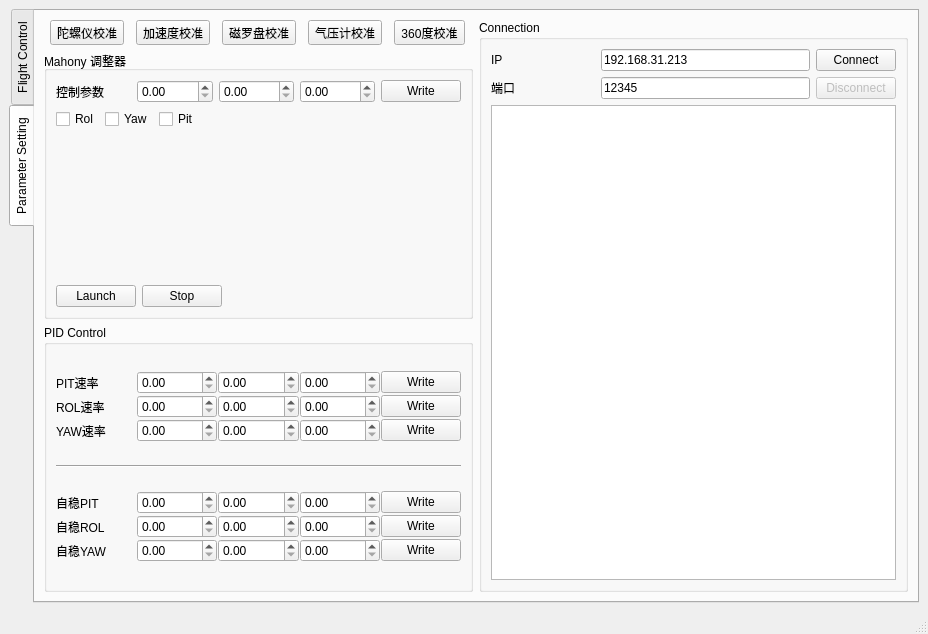
This is SkyPulseUAV_GroundStation/mainwindow.ui in Tony-Btian/SkyPulseUAV as Qt 5 draws it before an edit. The edited form follows.
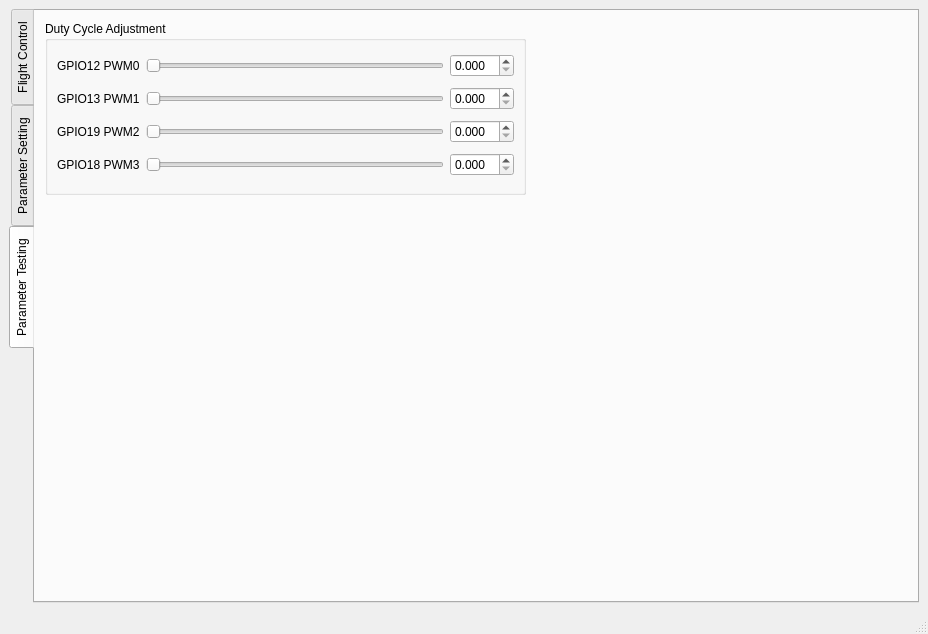
This is the edited form. Icons and pictures are not drawn. Custom widgets are drawn as their Qt base class.

The edit to the form file:
```diff
--- a/SkyPulseUAV_GroundStation/mainwindow.ui
+++ b/SkyPulseUAV_GroundStation/mainwindow.ui
@@ -21,7 +21,7 @@
        <enum>QTabWidget::West</enum>
       </property>
       <property name="currentIndex">
-       <number>1</number>
+       <number>2</number>
       </property>
       <widget class="QWidget" name="tab1_FlightControl">
        <attribute name="title">
@@ -799,6 +799,156 @@
         </item>
        </layout>
       </widget>
+      <widget class="QWidget" name="tab_ParameterTesting">
+       <attribute name="title">
+        <string>Parameter Testing</string>
+       </attribute>
+       <widget class="QGroupBox" name="groupBox">
+        <property name="geometry">
+         <rect>
+          <x>10</x>
+          <y>10</y>
+          <width>481</width>
+          <height>174</height>
+         </rect>
+        </property>
+        <property name="title">
+         <string>Duty Cycle Adjustment</string>
+        </property>
+        <layout class="QVBoxLayout" name="verticalLayout_6">
+         <item>
+          <layout class="QHBoxLayout" name="horizontalLayout_9">
+           <item>
+            <widget class="QLabel" name="label_P12PWM0">
+             <property name="text">
+              <string>GPIO12 PWM0</string>
+             </property>
+            </widget>
+           </item>
+           <item>
+            <widget class="QSlider" name="horizontalSlider_P12PWM0">
+             <property name="maximum">
+              <number>255</number>
+             </property>
+             <property name="orientation">
+              <enum>Qt::Horizontal</enum>
+             </property>
+            </widget>
+           </item>
+           <item>
+            <widget class="QDoubleSpinBox" name="doubleSpinBox_P12PWM0">
+             <property name="decimals">
+              <number>3</number>
+             </property>
+             <property name="singleStep">
+              <double>0.010000000000000</double>
+             </property>
+            </widget>
+           </item>
+          </layout>
+         </item>
+         <item>
+          <layout class="QHBoxLayout" name="horizontalLayout_8">
+           <item>
+            <widget class="QLabel" name="label_P13PWM1">
+             <property name="text">
+              <string>GPIO13 PWM1</string>
+             </property>
+            </widget>
+           </item>
+           <item>
+            <widget class="QSlider" name="horizontalSlider_P13PWM1">
+             <property name="maximum">
+              <number>255</number>
+             </property>
+             <property name="orientation">
+              <enum>Qt::Horizontal</enum>
+             </property>
+             <property name="invertedAppearance">
+              <bool>false</bool>
+             </property>
+             <property name="invertedControls">
+              <bool>false</bool>
+             </property>
+            </widget>
+           </item>
+           <item>
+            <widget class="QDoubleSpinBox" name="doubleSpinBox_P13PWM1">
+             <property name="decimals">
+              <number>3</number>
+             </property>
+             <property name="singleStep">
+              <double>0.010000000000000</double>
+             </property>
+            </widget>
+           </item>
+          </layout>
+         </item>
+         <item>
+          <layout class="QHBoxLayout" name="horizontalLayout_10">
+           <item>
+            <widget class="QLabel" name="label_P19PWM2">
+             <property name="text">
+              <string>GPIO19 PWM2</string>
+             </property>
+            </widget>
+           </item>
+           <item>
+            <widget class="QSlider" name="horizontalSlider_P19PWM2">
+             <property name="maximum">
+              <number>255</number>
+             </property>
+             <property name="orientation">
+              <enum>Qt::Horizontal</enum>
+             </property>
+            </widget>
+           </item>
+           <item>
+            <widget class="QDoubleSpinBox" name="doubleSpinBox_P19PWM2">
+             <property name="decimals">
+              <number>3</number>
+             </property>
+             <property name="singleStep">
+              <double>0.010000000000000</double>
+             </property>
+            </widget>
+           </item>
+          </layout>
+         </item>
+         <item>
+          <layout class="QHBoxLayout" name="horizontalLayout_11">
+           <item>
+            <widget class="QLabel" name="label_P18PWM3">
+             <property name="text">
+              <string>GPIO18 PWM3</string>
+             </property>
+            </widget>
+           </item>
+           <item>
+            <widget class="QSlider" name="horizontalSlider_P18PWM3">
+             <property name="maximum">
+              <number>255</number>
+             </property>
+             <property name="orientation">
+              <enum>Qt::Horizontal</enum>
+             </property>
+            </widget>
+           </item>
+           <item>
+            <widget class="QDoubleSpinBox" name="doubleSpinBox_P18PWM3">
+             <property name="decimals">
+              <number>3</number>
+             </property>
+             <property name="singleStep">
+              <double>0.010000000000000</double>
+             </property>
+            </widget>
+           </item>
+          </layout>
+         </item>
+        </layout>
+       </widget>
+      </widget>
      </widget>
     </item>
    </layout>
```
